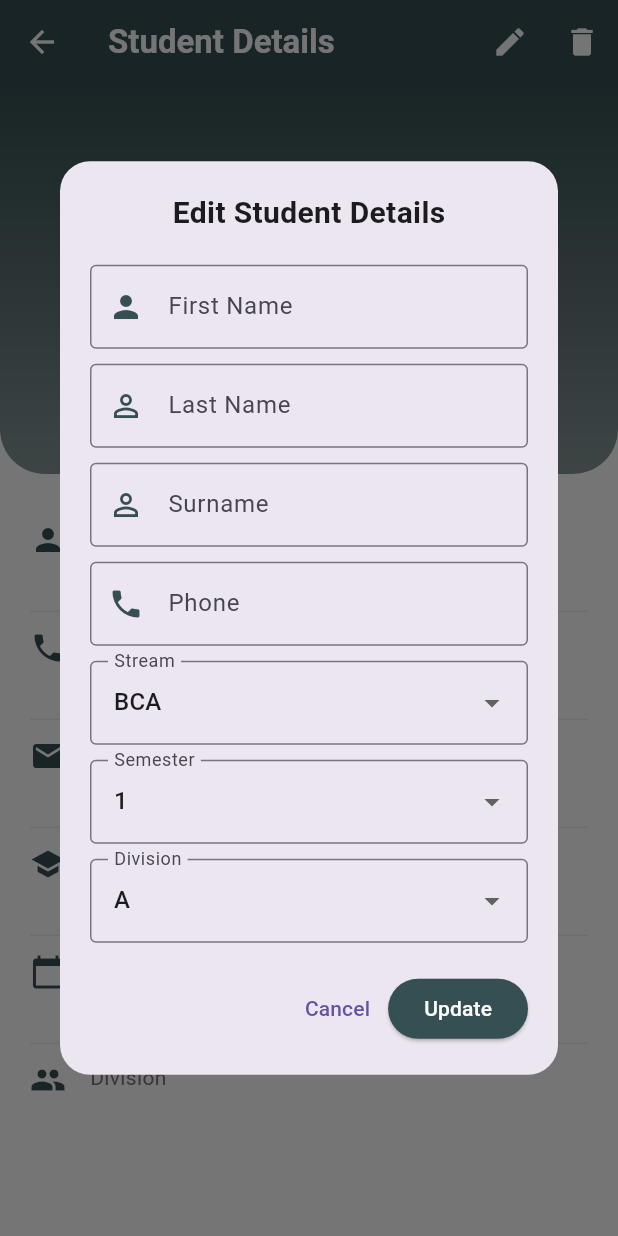
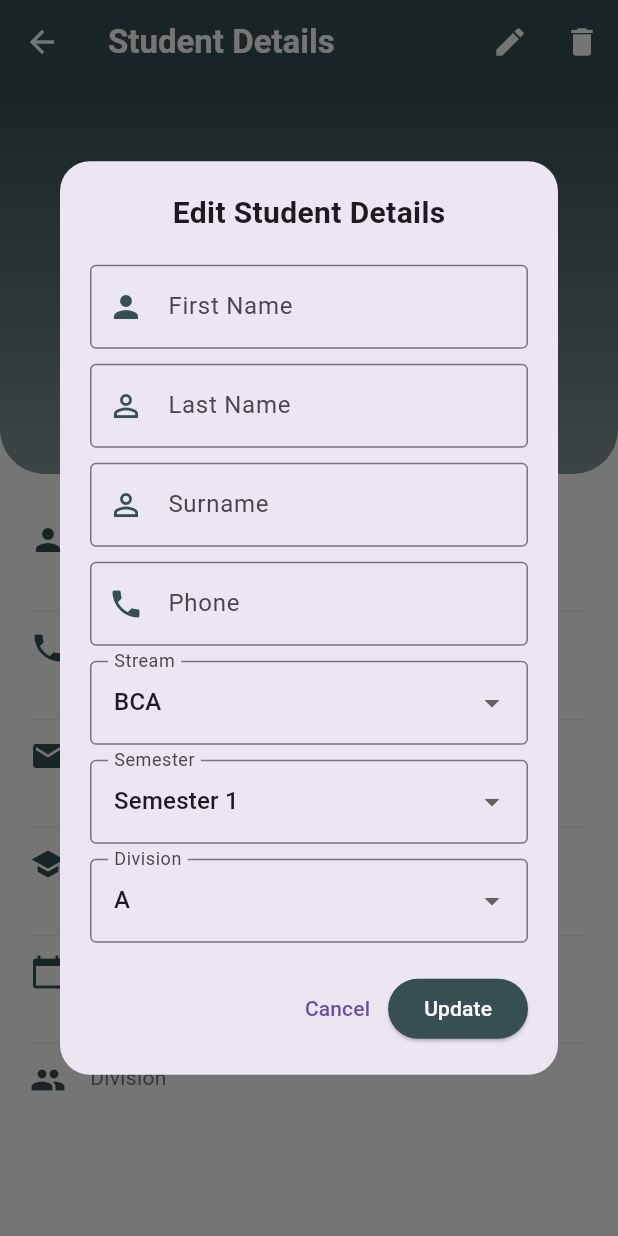
Before and after one commit to RushilBeladiya/College_Project, a Flutter app: the StudentDetailScreen screen opened directly with empty values, after a tap on the "edit" icon, on a phone screen of 412 x 824 dp. Run offline on Flutter 3.47's test engine with Material 3 defaults, Android fonts, the phone set to English and light mode, and no system bars; our stand-ins replace cached_network_image, cloud_firestore, connectivity_plus, file_picker, firebase_auth, firebase_core and 12 more; missing offline and left inert: flutter_pdfview, mailer, pw, razorpay_flutter; accounts and stored records are empty; network calls fail.

Commit message:
admin_complete_Work

```diff
--- a/lib/controller/Student/home/student_home_controller.dart
+++ b/lib/controller/Student/home/student_home_controller.dart
@@ -38,7 +38,6 @@ class StudentHomeController extends GetxController {
     // print("+-+-+---+---+-+-+-+");
   }
 
-
   Future<void> _loadInitialData() async {
     try {
       // First ensure student data is loaded
@@ -53,6 +52,7 @@ class StudentHomeController extends GetxController {
       Get.snackbar("Error", "Failed to load data: ${e.toString()}");
     }
   }
+
   void updateProfileImage(String imageUrl) {
     currentStudent.update((student) {
       student?.profileImageUrl = imageUrl;
@@ -81,7 +81,6 @@ class StudentHomeController extends GetxController {
     profileImageUrl: '',
     status: '',
   ).obs;
-
 
   Future<void> fetchCurrentUserData() async {
     try {
@@ -147,7 +146,7 @@ class StudentHomeController extends GetxController {
           stream.isEmpty ||
           semester.isEmpty ||
           division.isEmpty) {
-        Get.snackbar("Error", "Student details are missing.");
+        // Get.snackbar("Error", "Student details are missing.");
         isLoading.value = false;
         return;
       }
@@ -200,9 +199,11 @@ class StudentHomeController extends GetxController {
       isLoading.value = false; // Stop loading
     }
   }
+
   Future<String> uploadImage(XFile imageFile) async {
     try {
-      String fileName = 'student/${currentStudent.value.uid}_${DateTime.now().millisecondsSinceEpoch}.jpg';
+      String fileName =
+          'student/${currentStudent.value.uid}_${DateTime.now().millisecondsSinceEpoch}.jpg';
       Reference ref = storage.ref().child(fileName);
       UploadTask uploadTask = ref.putData(await imageFile.readAsBytes());
       TaskSnapshot snapshot = await uploadTask;
@@ -240,9 +241,11 @@ class StudentHomeController extends GetxController {
       rethrow;
     }
   }
+
   Future<String> uploadImageToStorage(File imageFile) async {
     try {
-      String fileName = 'student_images/${currentStudent.value.uid}_${DateTime.now().millisecondsSinceEpoch}.jpg';
+      String fileName =
+          'student_images/${currentStudent.value.uid}_${DateTime.now().millisecondsSinceEpoch}.jpg';
       Reference storageRef = FirebaseStorage.instance.ref().child(fileName);
       await storageRef.putFile(imageFile);
       return await storageRef.getDownloadURL();
--- a/lib/views/screens/faculty_screens/student_info_screen/student_detail_screen.dart
+++ b/lib/views/screens/faculty_screens/student_info_screen/student_detail_screen.dart
@@ -186,15 +186,16 @@ class StudentDetailScreen extends StatelessWidget {
     // Define dropdown options
     final List<String> streamOptions = ["BCA", "BCOM", "BBA"];
     final List<String> semesterOptions = [
-      "1",
-      "2",
-      "3",
-      "4",
-      "5",
-      "6",
-      "7",
-      "8"
+      'Semester 1',
+      'Semester 2',
+      'Semester 3',
+      'Semester 4',
+      'Semester 5',
+      'Semester 6',
+      'Semester 7',
+      'Semester 8'
     ];
+
     final List<String> divisionOptions = ["A", "B", "C", "D"];
 
     // Validate that current values exist in options
--- a/lib/views/screens/student_screens/attendance_screens/student_attendance_view_screen.dart
+++ b/lib/views/screens/student_screens/attendance_screens/student_attendance_view_screen.dart
@@ -293,7 +293,7 @@ class _StudentAttendanceViewScreenState
           stream.isEmpty ||
           semester.isEmpty ||
           division.isEmpty) {
-        Get.snackbar("Error", "Student details are missing.");
+        // Get.snackbar("Error", "Student details are missing.");
         return;
       }
 
```
